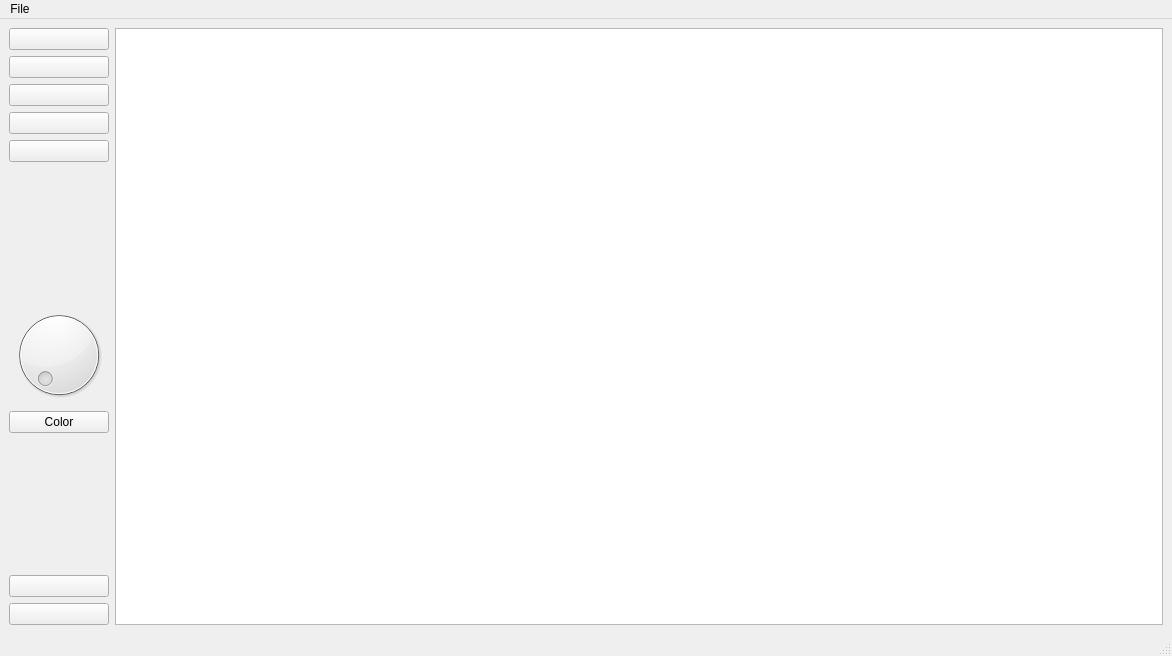
Qt form WhiteboardApplication/UI/board.ui (cis3296f24/cis3296f24-classroom-project-project-template) before a commit.
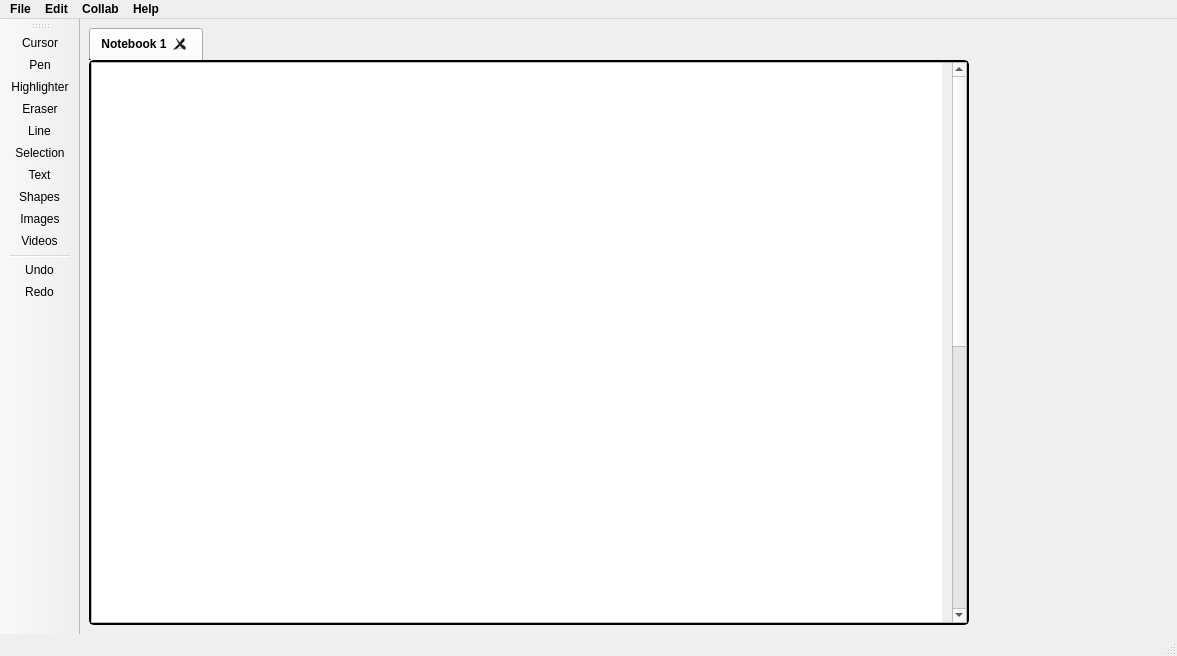
The same form after that commit. Icons and pictures are not drawn.

Commit message: Part 1 of redesigning the UI, setted up all the icons for the various options. Some do not work because they do not how functions attached to them. Refactored the buttons to a toolbar to allow users to move it around and to set up implementation of sub menu later on. The space on the right is to prep for the chat box. The plus button is to implement a new page to the notebook.

What changed in the file:
```diff
--- a/WhiteboardApplication/UI/board.ui
+++ b/WhiteboardApplication/UI/board.ui
@@ -6,7 +6,7 @@
    <rect>
     <x>0</x>
     <y>0</y>
-    <width>1172</width>
+    <width>1177</width>
     <height>656</height>
    </rect>
   </property>
@@ -19,71 +19,185 @@
   <property name="windowTitle">
    <string>MainWindow</string>
   </property>
+  <property name="styleSheet">
+   <string notr="true"/>
+  </property>
   <widget class="QWidget" name="centralwidget">
-   <layout class="QGridLayout" name="gridLayout">
-    <item row="10" column="0">
-     <widget class="QPushButton" name="pb_Redo">
-      <property name="toolTip">
-       <string>&lt;html&gt;&lt;head/&gt;&lt;body&gt;&lt;p&gt;Redo&lt;/p&gt;&lt;/body&gt;&lt;/html&gt;</string>
+   <layout class="QHBoxLayout" name="horizontalLayout" stretch="100,0,0">
+    <property name="spacing">
+     <number>0</number>
+    </property>
+    <item>
+     <widget class="QTabWidget" name="tabWidget">
+      <property name="minimumSize">
+       <size>
+        <width>880</width>
+        <height>0</height>
+       </size>
       </property>
-      <property name="text">
-       <string/>
+      <property name="maximumSize">
+       <size>
+        <width>850</width>
+        <height>16777215</height>
+       </size>
       </property>
-      <property name="icon">
-       <iconset resource="../../Icons/Icons.qrc">
-        <normaloff>:/Tools/redo.png</normaloff>:/Tools/redo.png</iconset>
+      <property name="font">
+       <font>
+        <family>Yu Gothic UI</family>
+        <bold>true</bold>
+       </font>
       </property>
-      <property name="checkable">
-       <bool>false</bool>
+      <property name="styleSheet">
+       <string notr="true">QTabBar::close-button {
+    image: url(:Tools/close.png);
+	margin-left: 7px;
+	margin-top: 7px;
+	margin-bottom: 5px
+}
+QTabWidget::pane{
+	border: 2px solid;
+	border-radius: 5px;
+}
+
+QTabBar{
+	border: 2px solid;
+	border-top-right-radius: 10px;
+	border-top-left-radius: 10px;
+}
+</string>
       </property>
-     </widget>
-    </item>
-    <item row="1" column="0">
-     <widget class="QPushButton" name="pb_Eraser">
-      <property name="toolTip">
-       <string>&lt;html&gt;&lt;head/&gt;&lt;body&gt;&lt;p&gt;Eraser&lt;/p&gt;&lt;/body&gt;&lt;/html&gt;</string>
+      <property name="currentIndex">
+       <number>0</number>
       </property>
-      <property name="text">
-       <string/>
-      </property>
-      <property name="icon">
-       <iconset resource="../../Icons/Icons.qrc">
-        <normaloff>:/Tools/eraser.png</normaloff>:/Tools/eraser.png</iconset>
-      </property>
-      <property name="checkable">
+      <property name="tabsClosable">
        <bool>true</bool>
       </property>
-     </widget>
-    </item>
-    <item row="7" column="0">
-     <widget class="QPushButton" name="pb_Color">
-      <property name="text">
-       <string>Color</string>
-      </property>
-      <property name="checkable">
-       <bool>false</bool>
-      </property>
-     </widget>
-    </item>
-    <item row="3" column="0">
-     <widget class="QPushButton" name="pb_Rectangle">
-      <property name="text">
-       <string/>
-      </property>
-      <property name="icon">
-       <iconset resource="../../Icons/Icons.qrc">
-        <normaloff>:/Tools/rect.png</normaloff>:/Tools/rect.png</iconset>
-      </property>
-      <property name="checkable">
+      <property name="movable">
        <bool>true</bool>
       </property>
+      <widget class="QWidget" name="notebook_1">
+       <property name="minimumSize">
+        <size>
+         <width>850</width>
+         <height>0</height>
+        </size>
+       </property>
+       <property name="styleSheet">
+        <string notr="true">QTabBar{
+	border: 2px solid ;
+}</string>
+       </property>
+       <attribute name="title">
+        <string>Notebook 1</string>
+       </attribute>
+       <layout class="QGridLayout" name="gridLayout">
+        <property name="leftMargin">
+         <number>0</number>
+        </property>
+        <property name="topMargin">
+         <number>0</number>
+        </property>
+        <property name="rightMargin">
+         <number>0</number>
+        </property>
+        <property name="bottomMargin">
+         <number>0</number>
+        </property>
+        <item row="0" column="0">
+         <widget class="QScrollArea" name="scrollArea_2">
+          <property name="minimumSize">
+           <size>
+            <width>0</width>
+            <height>0</height>
+           </size>
+          </property>
+          <property name="verticalScrollBarPolicy">
+           <enum>Qt::ScrollBarPolicy::ScrollBarAsNeeded</enum>
+          </property>
+          <property name="horizontalScrollBarPolicy">
+           <enum>Qt::ScrollBarPolicy::ScrollBarAsNeeded</enum>
+          </property>
+          <property name="sizeAdjustPolicy">
+           <enum>QAbstractScrollArea::SizeAdjustPolicy::AdjustIgnored</enum>
+          </property>
+          <property name="widgetResizable">
+           <bool>true</bool>
+          </property>
+          <widget class="QWidget" name="scrollAreaWidgetContents_3">
+           <property name="geometry">
+            <rect>
+             <x>0</x>
+             <y>0</y>
+             <width>850</width>
+             <height>1100</height>
+            </rect>
+           </property>
+           <property name="minimumSize">
+            <size>
+             <width>850</width>
+             <height>1100</height>
+            </size>
+           </property>
+           <property name="maximumSize">
+            <size>
+             <width>850</width>
+             <height>1100</height>
+            </size>
+           </property>
+           <layout class="QHBoxLayout" name="horizontalLayout_2">
+            <property name="leftMargin">
+             <number>0</number>
+            </property>
+            <property name="topMargin">
+             <number>0</number>
+            </property>
+            <property name="rightMargin">
+             <number>0</number>
+            </property>
+            <property name="bottomMargin">
+             <number>0</number>
+            </property>
+            <item>
+             <widget class="QGraphicsView" name="gv_Canvas">
+              <property name="sizePolicy">
+               <sizepolicy hsizetype="Minimum" vsizetype="Expanding">
+                <horstretch>0</horstretch>
+                <verstretch>0</verstretch>
+               </sizepolicy>
+              </property>
+              <property name="minimumSize">
+               <size>
+                <width>850</width>
+                <height>1100</height>
+               </size>
+              </property>
+              <property name="cursor" stdset="0">
+               <cursorShape>ArrowCursor</cursorShape>
+              </property>
+              <property name="styleSheet">
+               <string notr="true">border:0px;</string>
+              </property>
+              <property name="verticalScrollBarPolicy">
+               <enum>Qt::ScrollBarPolicy::ScrollBarAsNeeded</enum>
+              </property>
+              <property name="horizontalScrollBarPolicy">
+               <enum>Qt::ScrollBarPolicy::ScrollBarAsNeeded</enum>
+              </property>
+              <property name="sizeAdjustPolicy">
+               <enum>QAbstractScrollArea::SizeAdjustPolicy::AdjustIgnored</enum>
+              </property>
+             </widget>
+            </item>
+           </layout>
+          </widget>
+         </widget>
+        </item>
+       </layout>
+      </widget>
      </widget>
     </item>
-    <item row="0" column="0">
-     <widget class="QPushButton" name="pb_Pen">
-      <property name="toolTip">
-       <string>&lt;html&gt;&lt;head/&gt;&lt;body&gt;&lt;p&gt;Pen&lt;/p&gt;&lt;/body&gt;&lt;/html&gt;</string>
-      </property>
+    <item>
+     <widget class="QPushButton" name="pb_AddPage">
       <property name="text">
        <string/>
       </property>
@@ -91,98 +205,24 @@
        <iconset resource="../../Icons/Icons.qrc">
         <normaloff>:/Tools/pen.png</normaloff>:/Tools/pen.png</iconset>
       </property>
-      <property name="checkable">
+      <property name="flat">
        <bool>true</bool>
       </property>
      </widget>
     </item>
-    <item row="6" column="0">
-     <widget class="QDial" name="dial"/>
-    </item>
-    <item row="9" column="0">
-     <widget class="QPushButton" name="pb_Undo">
-      <property name="toolTip">
-       <string>&lt;html&gt;&lt;head/&gt;&lt;body&gt;&lt;p&gt;Undo&lt;/p&gt;&lt;/body&gt;&lt;/html&gt;</string>
-      </property>
-      <property name="whatsThis">
-       <string>&lt;html&gt;&lt;head/&gt;&lt;body&gt;&lt;p&gt;&lt;br/&gt;&lt;/p&gt;&lt;/body&gt;&lt;/html&gt;</string>
-      </property>
-      <property name="text">
-       <string/>
-      </property>
-      <property name="icon">
-       <iconset resource="../../Icons/Icons.qrc">
-        <normaloff>:/Tools/undo.png</normaloff>:/Tools/undo.png</iconset>
-      </property>
-      <property name="checkable">
-       <bool>false</bool>
-      </property>
-     </widget>
-    </item>
-    <item row="0" column="1" rowspan="11">
-     <widget class="QGraphicsView" name="gv_Canvas">
-      <property name="sizePolicy">
-       <sizepolicy hsizetype="Expanding" vsizetype="Expanding">
-        <horstretch>0</horstretch>
-        <verstretch>0</verstretch>
-       </sizepolicy>
-      </property>
-     </widget>
-    </item>
-    <item row="8" column="0">
-     <spacer name="verticalSpacer">
+    <item>
+     <spacer name="horizontalSpacer">
       <property name="orientation">
-       <enum>Qt::Vertical</enum>
+       <enum>Qt::Orientation::Horizontal</enum>
       </property>
       <property name="sizeHint" stdset="0">
        <size>
-        <width>20</width>
-        <height>40</height>
+        <width>40</width>
+        <height>20</height>
        </size>
       </property>
      </spacer>
     </item>
-    <item row="2" column="0">
-     <widget class="QPushButton" name="pb_Line">
-      <property name="text">
-       <string/>
-      </property>
-      <property name="icon">
-       <iconset resource="../../Icons/Icons.qrc">
-        <normaloff>:/Tools/line.png</normaloff>:/Tools/line.png</iconset>
-      </property>
-      <property name="checkable">
-       <bool>true</bool>
-      </property>
-     </widget>
-    </item>
-    <item row="5" column="0">
-     <spacer name="verticalSpacer_2">
-      <property name="orientation">
-       <enum>Qt::Vertical</enum>
-      </property>
-      <property name="sizeHint" stdset="0">
-       <size>
-        <width>20</width>
-        <height>40</height>
-       </size>
-      </property>
-     </spacer>
-    </item>
-    <item row="4" column="0">
-     <widget class="QPushButton" name="pb_Ellipse">
-      <property name="text">
-       <string/>
-      </property>
-      <property name="icon">
-       <iconset resource="../../Icons/Icons.qrc">
-        <normaloff>:/Tools/ellipse.png</normaloff>:/Tools/ellipse.png</iconset>
-      </property>
-      <property name="checkable">
-       <bool>true</bool>
-      </property>
-     </widget>
-    </item>
    </layout>
   </widget>
   <widget class="QMenuBar" name="menubar">
@@ -190,10 +230,17 @@
     <rect>
      <x>0</x>
      <y>0</y>
-     <width>1172</width>
-     <height>22</height>
+     <width>1177</width>
+     <height>33</height>
     </rect>
    </property>
+   <property name="font">
+    <font>
+     <family>Yu Gothic UI</family>
+     <italic>false</italic>
+     <bold>true</bold>
+    </font>
+   </property>
    <widget class="QMenu" name="menuFile">
     <property name="title">
      <string>File</string>
@@ -205,24 +252,61 @@
     <addaction name="actionClear"/>
     <addaction name="actionClose"/>
    </widget>
+   <widget class="QMenu" name="menuOptions">
+    <property name="title">
+     <string>Edit</string>
+    </property>
+    <addaction name="actionTemplates"/>
+    <addaction name="actionCut"/>
+    <addaction name="actionCopy"/>
+    <addaction name="actionPaste"/>
+    <addaction name="actionSelect_All"/>
+    <addaction name="actionDelete"/>
+   </widget>
+   <widget class="QMenu" name="menuCollab">
+    <property name="title">
+     <string>Collab</string>
+    </property>
+    <addaction name="actionHost"/>
+    <addaction name="actionJoin"/>
+    <addaction name="actionChat"/>
+   </widget>
+   <widget class="QMenu" name="menuHelp">
+    <property name="title">
+     <string>Help</string>
+    </property>
+    <addaction name="actionDocument"/>
+   </widget>
    <addaction name="menuFile"/>
+   <addaction name="menuOptions"/>
+   <addaction name="menuCollab"/>
+   <addaction name="menuHelp"/>
   </widget>
   <widget class="QStatusBar" name="statusbar"/>
-  <action name="actionHello">
-   <property name="text">
-    <string>Hello</string>
+  <widget class="QToolBar" name="toolBar">
+   <property name="windowTitle">
+    <string>toolBar</string>
    </property>
-  </action>
-  <action name="actionSomething">
-   <property name="text">
-    <string>Something</string>
-   </property>
-  </action>
-  <action name="actionSomething_again">
-   <property name="text">
-    <string>Something again</string>
-   </property>
-  </action>
+   <attribute name="toolBarArea">
+    <enum>LeftToolBarArea</enum>
+   </attribute>
+   <attribute name="toolBarBreak">
+    <bool>false</bool>
+   </attribute>
+   <addaction name="actionCursor"/>
+   <addaction name="actionPen"/>
+   <addaction name="actionHighlighter"/>
+   <addaction name="actionEraser"/>
+   <addaction name="actionLine"/>
+   <addaction name="actionSelection"/>
+   <addaction name="actionText"/>
+   <addaction name="actionShapes"/>
+   <addaction name="actionImages"/>
+   <addaction name="actionVideos"/>
+   <addaction name="separator"/>
+   <addaction name="actionUndo_2"/>
+   <addaction name="actionRedo_2"/>
+  </widget>
   <action name="actionNew">
    <property name="text">
     <string>New</string>
@@ -280,7 +364,210 @@
   </action>
   <action name="actionNew_3">
    <property name="text">
-    <string>New</string>
+    <string>Share</string>
+   </property>
+  </action>
+  <action name="actionExport">
+   <property name="text">
+    <string>Export</string>
+   </property>
+  </action>
+  <action name="actionImport">
+   <property name="text">
+    <string>Import</string>
+   </property>
+  </action>
+  <action name="actionDocument">
+   <property name="text">
+    <string>Document</string>
+   </property>
+  </action>
+  <action name="actionHost">
+   <property name="text">
+    <string>Host</string>
+   </property>
+  </action>
+  <action name="actionJoin">
+   <property name="text">
+    <string>Join</string>
+   </property>
+  </action>
+  <action name="actionCut">
+   <property name="text">
+    <string>Cut</string>
+   </property>
+  </action>
+  <action name="actionCopy">
+   <property name="text">
+    <string>Copy</string>
+   </property>
+  </action>
+  <action name="actionPaste">
+   <property name="text">
+    <string>Paste</string>
+   </property>
+  </action>
+  <action name="actionSelect_All">
+   <property name="text">
+    <string>Select All</string>
+   </property>
+  </action>
+  <action name="actionDelete">
+   <property name="text">
+    <string>Delete</string>
+   </property>
+  </action>
+  <action name="actionUndo">
+   <property name="text">
+    <string>Undo</string>
+   </property>
+  </action>
+  <action name="actionRedo">
+   <property name="text">
+    <string>Redo</string>
+   </property>
+  </action>
+  <action name="actionCursor">
+   <property name="checkable">
+    <bool>true</bool>
+   </property>
+   <property name="icon">
+    <iconset resource="../../Icons/Icons.qrc">
+     <normaloff>:/Tools/cursor.png</normaloff>:/Tools/cursor.png</iconset>
+   </property>
+   <property name="text">
+    <string>Cursor</string>
+   </property>
+  </action>
+  <action name="actionPen">
+   <property name="checkable">
+    <bool>true</bool>
+   </property>
+   <property name="icon">
+    <iconset resource="../../Icons/Icons.qrc">
+     <normaloff>:/Tools/pen.png</normaloff>:/Tools/pen.png</iconset>
+   </property>
+   <property name="text">
+    <string>Pen</string>
+   </property>
+  </action>
+  <action name="actionHighlighter">
+   <property name="checkable">
+    <bool>true</bool>
+   </property>
+   <property name="icon">
+    <iconset resource="../../Icons/Icons.qrc">
+     <normaloff>:/Tools/highlighter.png</normaloff>:/Tools/highlighter.png</iconset>
+   </property>
+   <property name="text">
+    <string>Highlighter</string>
+   </property>
+  </action>
+  <action name="actionEraser">
+   <property name="checkable">
+    <bool>true</bool>
+   </property>
+   <property name="icon">
+    <iconset resource="../../Icons/Icons.qrc">
+     <normaloff>:/Tools/eraser.png</normaloff>:/Tools/eraser.png</iconset>
+   </property>
+   <property name="text">
+    <string>Eraser</string>
+   </property>
+  </action>
+  <action name="actionLine">
+   <property name="checkable">
+    <bool>true</bool>
+   </property>
+   <property name="icon">
+    <iconset resource="../../Icons/Icons.qrc">
+     <normaloff>:/Tools/line.png</normaloff>:/Tools/line.png</iconset>
+   </property>
+   <property name="text">
+    <string>Line</string>
+   </property>
+  </action>
+  <action name="actionShapes">
+   <property name="checkable">
+    <bool>true</bool>
+   </property>
+   <property name="icon">
+    <iconset resource="../../Icons/Icons.qrc">
+     <normaloff>:/Tools/shapes.png</normaloff>:/Tools/shapes.png</iconset>
+   </property>
+   <property name="text">
+    <string>Shapes</string>
+   </property>
+  </action>
+  <action name="actionImages">
+   <property name="checkable">
+    <bool>true</bool>
+   </property>
+   <property name="icon">
+    <iconset resource="../../Icons/Icons.qrc">
+     <normaloff>:/Tools/image.png</normaloff>:/Tools/image.png</iconset>
+   </property>
+   <property name="text">
+    <string>Images</string>
+   </property>
+  </action>
+  <action name="actionVideos">
+   <property name="checkable">
+    <bool>true</bool>
+   </property>
+   <property name="icon">
+    <iconset resource="../../Icons/Icons.qrc">
+     <normaloff>:/Tools/video.png</normaloff>:/Tools/video.png</iconset>
+   </property>
+   <property name="text">
+    <string>Videos</string>
+   </property>
+  </action>
+  <action name="actionUndo_2">
+   <property name="icon">
+    <iconset resource="../../Icons/Icons.qrc">
+     <normaloff>:/Tools/undo.png</normaloff>:/Tools/undo.png</iconset>
+   </property>
+   <property name="text">
+    <string>Undo</string>
+   </property>
+  </action>
+  <action name="actionRedo_2">
+   <property name="icon">
+    <iconset resource="../../Icons/Icons.qrc">
+     <normaloff>:/Tools/redo.png</normaloff>:/Tools/redo.png</iconset>
+   </property>
+   <property name="text">
+    <string>Redo</string>
+   </property>
+  </action>
+  <action name="actionSelection">
+   <property name="checkable">
+    <bool>true</bool>
+   </property>
+   <property name="icon">
+    <iconset resource="../../Icons/Icons.qrc">
+     <normaloff>:/Tools/selection.png</normaloff>:/Tools/selection.png</iconset>
+   </property>
+   <property name="text">
+    <string>Selection</string>
+   </property>
+  </action>
+  <action name="actionText">
+   <property name="checkable">
+    <bool>true</bool>
+   </property>
+   <property name="icon">
+    <iconset resource="../../Icons/Icons.qrc">
+     <normaloff>:/Tools/text.png</normaloff>:/Tools/text.png</iconset>
+   </property>
+   <property name="text">
+    <string>Text</string>
+   </property>
+  </action>
+  <action name="actionChat">
+   <property name="text">
+    <string>Chat</string>
    </property>
   </action>
  </widget>
```
Left out of the diff: 35 changed lines with no effect on the pictures. The commit also changes 14 other files.
